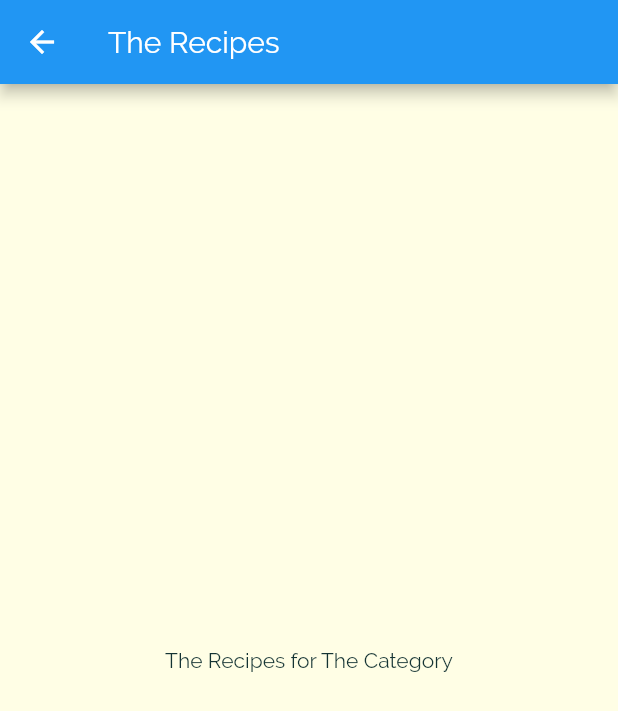
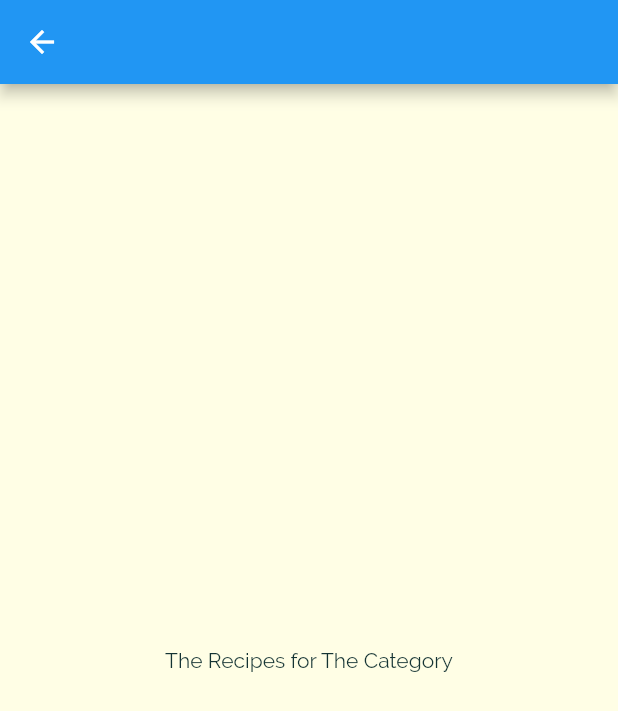
Before and after one commit to Jarkkohei/flutter_meals, a Flutter app: the CategoryMealsScreen screen opened directly with empty values, on a phone screen of 412 x 824 dp. Shown: the top 711 px of the screen. Run offline on Flutter 3.47's test engine with Material 2 defaults, Android fonts, the phone set to English and light mode, and no system bars.

Commit message:
Render the passed in categoryTitle as an appBar title in CategoryMealsScreen

```diff
--- a/lib/category_meals_screen.dart
+++ b/lib/category_meals_screen.dart
@@ -10,7 +10,7 @@ class CategoryMealsScreen extends StatelessWidget {
   Widget build(BuildContext context) {
     return Scaffold(
       appBar: AppBar(
-        title: Text('The Recipes'),
+        title: Text(categoryTitle),
       ),
       body: Center(
         child: Text(
```
